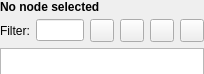
Old version of the form Modules/Loadable/Segmentations/Widgets/Resources/UI/qMRMLSegmentsTableView.ui in the repository Slicer/SlicerGitSVNArchive.
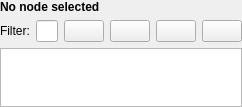
New version of the form. Icons and pictures are not drawn.

Commit message:
ENH: Improve segment list filtering GUI
Make searchbox and filter buttons the same height.

```diff
--- a/Modules/Loadable/Segmentations/Widgets/Resources/UI/qMRMLSegmentsTableView.ui
+++ b/Modules/Loadable/Segmentations/Widgets/Resources/UI/qMRMLSegmentsTableView.ui
@@ -6,8 +6,8 @@
    <rect>
     <x>0</x>
     <y>0</y>
-    <width>204</width>
-    <height>74</height>
+    <width>224</width>
+    <height>107</height>
    </rect>
   </property>
   <property name="sizePolicy">
@@ -108,6 +108,12 @@
    </item>
    <item row="1" column="0">
     <widget class="QWidget" name="FilterBar" native="true">
+     <property name="sizePolicy">
+      <sizepolicy hsizetype="Preferred" vsizetype="Fixed">
+       <horstretch>0</horstretch>
+       <verstretch>0</verstretch>
+      </sizepolicy>
+     </property>
      <layout class="QHBoxLayout" name="horizontalLayout">
       <property name="leftMargin">
        <number>0</number>
@@ -123,6 +129,12 @@
       </property>
       <item>
        <widget class="QLabel" name="FilterLabel">
+        <property name="sizePolicy">
+         <sizepolicy hsizetype="Fixed" vsizetype="Fixed">
+          <horstretch>0</horstretch>
+          <verstretch>0</verstretch>
+         </sizepolicy>
+        </property>
         <property name="text">
          <string>Filter:</string>
         </property>
@@ -132,7 +144,7 @@
        <widget class="QLineEdit" name="FilterLineEdit"/>
       </item>
       <item>
-       <widget class="QToolButton" name="ShowNotStartedButton">
+       <widget class="QPushButton" name="ShowNotStartedButton">
         <property name="toolTip">
          <string>Show/Hide not started segments</string>
         </property>
@@ -143,13 +155,19 @@
          <iconset resource="../qSlicerSegmentationsModuleWidgets.qrc">
           <normaloff>:/Icons/Dot.png</normaloff>:/Icons/Dot.png</iconset>
         </property>
+        <property name="iconSize">
+         <size>
+          <width>16</width>
+          <height>16</height>
+         </size>
+        </property>
         <property name="checkable">
          <bool>true</bool>
         </property>
        </widget>
       </item>
       <item>
-       <widget class="QToolButton" name="ShowInProgressButton">
+       <widget class="QPushButton" name="ShowInProgressButton">
         <property name="toolTip">
          <string>Show/Hide in progress segments</string>
         </property>
@@ -160,13 +178,19 @@
          <iconset resource="../qSlicerSegmentationsModuleWidgets.qrc">
           <normaloff>:/Icons/Edit.png</normaloff>:/Icons/Edit.png</iconset>
         </property>
+        <property name="iconSize">
+         <size>
+          <width>16</width>
+          <height>16</height>
+         </size>
+        </property>
         <property name="checkable">
          <bool>true</bool>
         </property>
        </widget>
       </item>
       <item>
-       <widget class="QToolButton" name="ShowCompletedButton">
+       <widget class="QPushButton" name="ShowCompletedButton">
         <property name="toolTip">
          <string>Show/Hide completed segments</string>
         </property>
@@ -177,13 +201,19 @@
          <iconset resource="../qSlicerSegmentationsModuleWidgets.qrc">
           <normaloff>:/Icons/Present.png</normaloff>:/Icons/Present.png</iconset>
         </property>
+        <property name="iconSize">
+         <size>
+          <width>16</width>
+          <height>16</height>
+         </size>
+        </property>
         <property name="checkable">
          <bool>true</bool>
         </property>
        </widget>
       </item>
       <item>
-       <widget class="QToolButton" name="ShowFlaggedButton">
+       <widget class="QPushButton" name="ShowFlaggedButton">
         <property name="toolTip">
          <string>Show/Hide flagged segments</string>
         </property>
@@ -194,6 +224,12 @@
          <iconset resource="../qSlicerSegmentationsModuleWidgets.qrc">
           <normaloff>:/Icons/Flag.png</normaloff>:/Icons/Flag.png</iconset>
         </property>
+        <property name="iconSize">
+         <size>
+          <width>16</width>
+          <height>16</height>
+         </size>
+        </property>
         <property name="checkable">
          <bool>true</bool>
         </property>
```
The commit also changes 4 other files.
